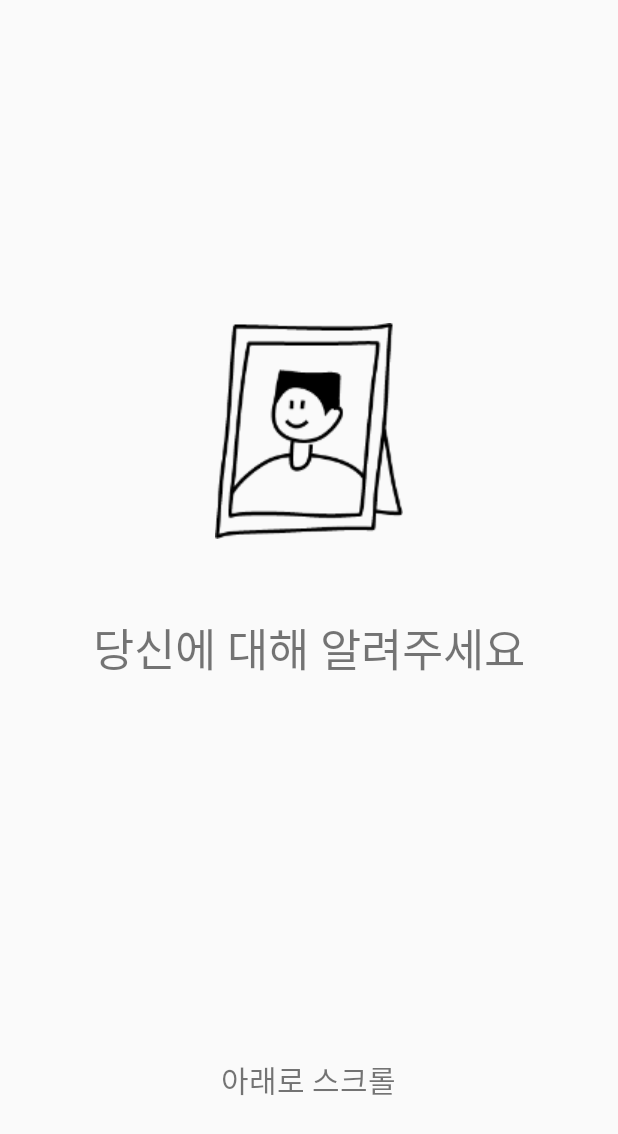
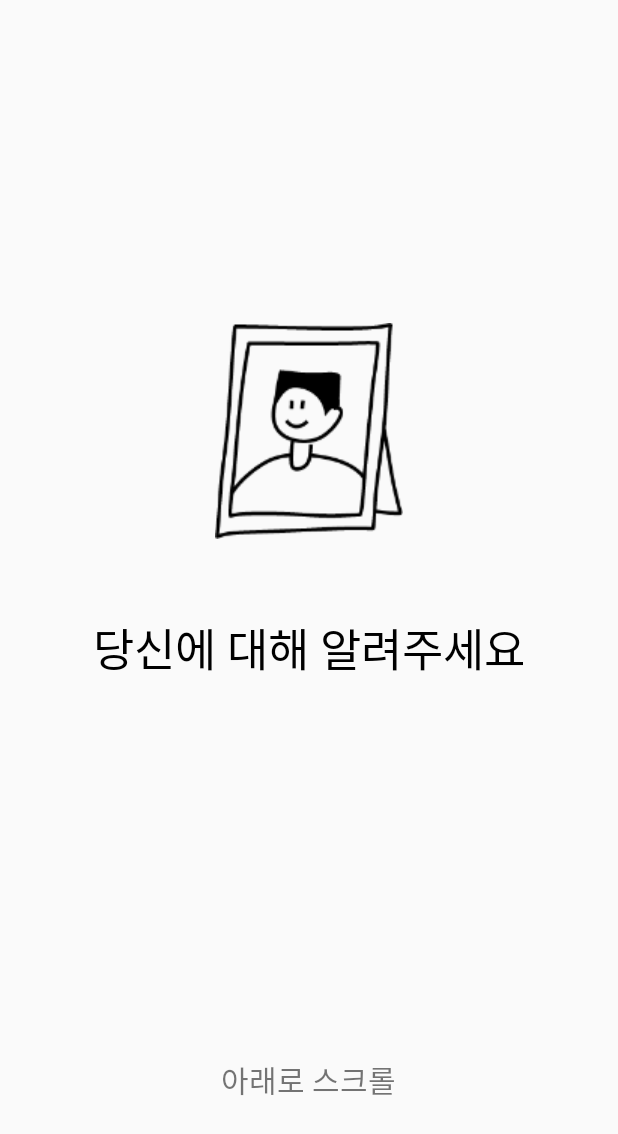
Before and after one commit to zen0113/AndroidFinalTest, an Android app: the SurveyActivity screen opened directly, with no data from a screen before it, on a phone screen of 412 x 824 dp. Shown: the top 1134 px of the screen. Run offline under Robolectric (Android 15) with nearby library versions, the phone set to English and light mode, and no system bars.

Commit message:
Activity, DirayMain 추가

```diff
--- a/app/src/main/res/layout/main.xml
+++ b/app/src/main/res/layout/main.xml
@@ -19,7 +19,7 @@
             android:layout_height="wrap_content"
             android:background="@drawable/btn_round_main"
             android:fontFamily="@font/mainfont"
-            android:textSize="25sp"
+            android:textSize="23sp"
             android:text="시작하기!"
             android:layout_gravity="center"
             android:textColor="@color/black"
--- a/app/src/main/res/layout/survey.xml
+++ b/app/src/main/res/layout/survey.xml
@@ -14,6 +14,7 @@
             android:layout_width="match_parent"
             android:layout_height="match_parent"
             android:orientation="vertical">
+            <!-- 설문 메인 페이지 구성 -->
             <LinearLayout
                 android:layout_width="match_parent"
                 android:layout_height="match_parent"
@@ -28,6 +29,7 @@
                     android:layout_width="wrap_content"
                     android:layout_height="wrap_content"
                     android:text="당신에 대해 알려주세요"
+                    android:textColor="@color/black"
                     android:fontFamily="@font/mainfont"
                     android:textSize="30sp"
                     android:layout_marginTop="50sp"
@@ -44,6 +46,7 @@
                     android:layout_gravity="center"/>
             </LinearLayout>
 
+            <!-- 이름 -->
             <LinearLayout
                 android:layout_width="fill_parent"
                 android:layout_height="wrap_content"
@@ -66,9 +69,10 @@
                     android:textSize="20sp"
                     android:hint="김슈니"
                     android:textColorHint="#CECECE"
-                    android:padding="5sp"/>
+                    android:padding="10sp"/>
             </LinearLayout>
 
+            <!-- 성별 -->
             <LinearLayout
                 android:layout_width="fill_parent"
                 android:layout_height="wrap_content"
@@ -112,6 +116,7 @@
                 </RadioGroup>
             </LinearLayout>
 
+            <!-- 스트레스 테스트 10개 -->
             <LinearLayout
                 android:layout_width="fill_parent"
                 android:layout_height="wrap_content"
@@ -547,6 +552,39 @@
                         android:textAlignment="center"/>
                 </RadioGroup>
             </LinearLayout>
+
+            <LinearLayout
+                android:layout_width="match_parent"
+                android:layout_height="match_parent"
+                android:layout_marginTop="180sp"
+                android:orientation="vertical" >
+                <ImageView
+                    android:layout_width="wrap_content"
+                    android:layout_height="wrap_content"
+                    android:src="@drawable/send"
+                    android:layout_gravity="center"/>
+                <TextView
+                    android:layout_width="wrap_content"
+                    android:layout_height="wrap_content"
+                    android:text="설문에 전부 응답하셨나요?"
+                    android:fontFamily="@font/mainfont"
+                    android:textSize="20sp"
+                    android:layout_marginTop="80sp"
+                    android:layout_gravity="center"/>
+                <Button
+                    android:id="@+id/send"
+                    android:layout_width="160sp"
+                    android:layout_height="wrap_content"
+                    android:background="@drawable/btn_round_main"
+                    android:fontFamily="@font/mainfont"
+                    android:textSize="23sp"
+                    android:text="결과 확인하기!"
+                    android:layout_gravity="center"
+                    android:textColor="@color/black"
+                    android:layout_marginTop="100sp"
+                    android:layout_marginBottom="100sp"
+                    />
+            </LinearLayout>
         </LinearLayout>
     </ScrollView>
 
```
Also changed, not shown: app/src/main/AndroidManifest.xml (+9 -0 lines), app/src/main/java/com/example/finalexamproject/DirayMainActivity.java (added, +29 -0 lines), app/src/main/java/com/example/finalexamproject/SurveyActivity.java (+53 -1 lines), app/src/main/res/layout/diray_main.xml (added, +27 -0 lines), app/src/main/res/drawable/send.png (added).
